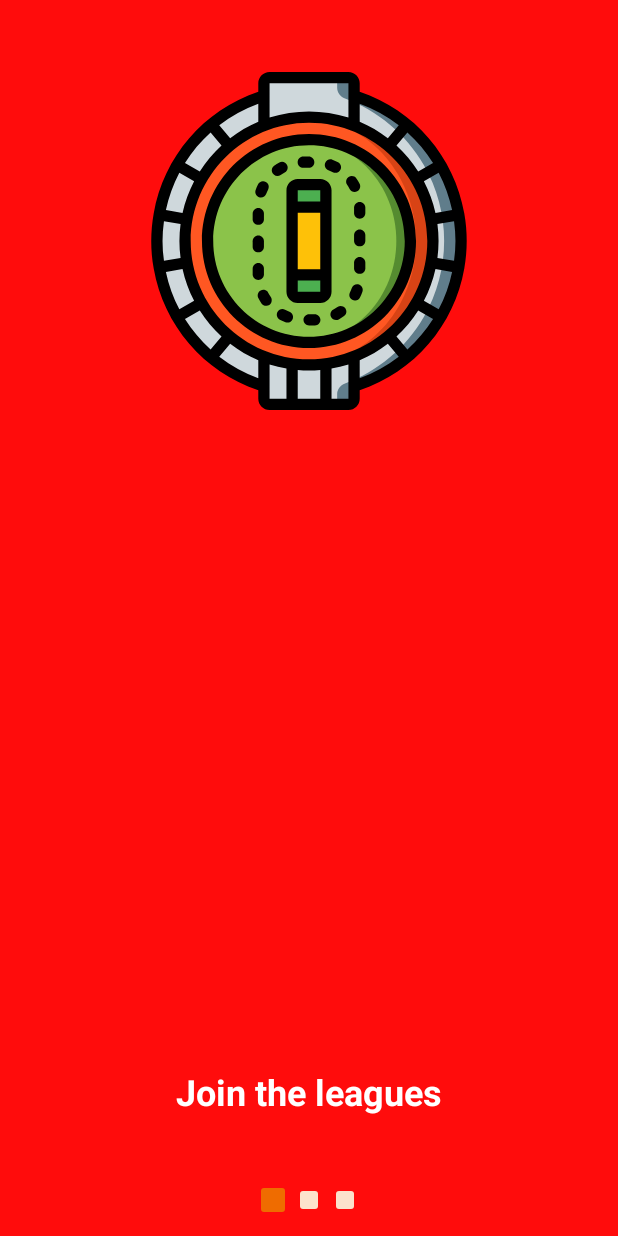
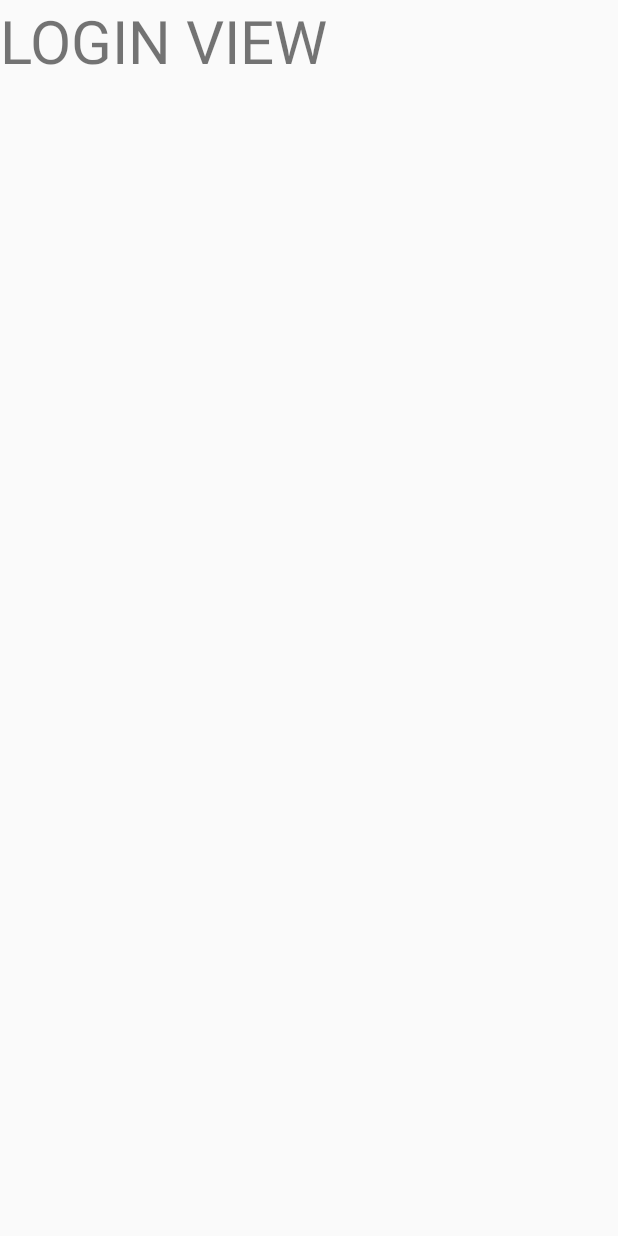
Before and after one commit to adil1508/draftt, an Android app: the AuthActivity screen opened directly, with no data from a screen before it, on a phone screen of 412 x 824 dp. Run offline under Robolectric (Android 15) with nearby library versions, the phone set to English and light mode, and no system bars; our stand-ins replace data binding.

Commit message:
login is now a fragment + use the auth_nav_graph

```diff
--- a/app/src/main/java/com/example/draftt/auth/AuthActivity.kt
+++ b/app/src/main/java/com/example/draftt/auth/AuthActivity.kt
@@ -2,17 +2,12 @@ package com.example.draftt.auth
 
 import android.os.Bundle
 import androidx.appcompat.app.AppCompatActivity
-import androidx.databinding.DataBindingUtil
 import com.example.draftt.R
-import com.example.draftt.databinding.ActivityLoginLayoutBinding
 
-class AuthActivity: AppCompatActivity() {
-
-    lateinit var binding: ActivityLoginLayoutBinding
+class AuthActivity : AppCompatActivity() {
 
     override fun onCreate(savedInstanceState: Bundle?) {
         super.onCreate(savedInstanceState)
-        binding = ActivityLoginLayoutBinding.inflate(layoutInflater, null, false)
-        setContentView(binding.root)
+        setContentView(R.layout.activity_login_layout)
     }
 }
--- /dev/null
+++ b/app/src/main/java/com/example/draftt/auth/LoginFragment.kt
@@ -0,0 +1,22 @@
+package com.example.draftt.auth
+
+import android.os.Bundle
+import android.view.LayoutInflater
+import android.view.View
+import android.view.ViewGroup
+import androidx.fragment.app.Fragment
+import com.example.draftt.databinding.LoginFragmentLayoutBinding
+
+class LoginFragment : Fragment() {
+
+    private lateinit var binding: LoginFragmentLayoutBinding
+
+    override fun onCreateView(
+        inflater: LayoutInflater,
+        container: ViewGroup?,
+        savedInstanceState: Bundle?
+    ): View {
+        binding = LoginFragmentLayoutBinding.inflate(inflater, container, false)
+        return binding.root
+    }
+}
--- a/app/src/main/res/layout/activity_login_layout.xml
+++ b/app/src/main/res/layout/activity_login_layout.xml
@@ -1,5 +1,4 @@
 <?xml version="1.0" encoding="utf-8"?>
-
 <androidx.constraintlayout.widget.ConstraintLayout xmlns:android="http://schemas.android.com/apk/res/android"
     xmlns:app="http://schemas.android.com/apk/res-auto"
     android:layout_width="match_parent"
@@ -15,6 +14,6 @@
         app:layout_constraintLeft_toLeftOf="parent"
         app:layout_constraintRight_toRightOf="parent"
         app:layout_constraintTop_toTopOf="parent"
-        app:navGraph="@navigation/onboarding_nav_graph" />
+        app:navGraph="@navigation/auth_nav_graph" />
 
 </androidx.constraintlayout.widget.ConstraintLayout>
--- /dev/null
+++ b/app/src/main/res/layout/login_fragment_layout.xml
@@ -0,0 +1,20 @@
+<?xml version="1.0" encoding="utf-8"?>
+<layout xmlns:android="http://schemas.android.com/apk/res/android"
+    xmlns:app="http://schemas.android.com/apk/res-auto">
+
+    <data />
+
+    <androidx.constraintlayout.widget.ConstraintLayout
+        android:layout_width="match_parent"
+        android:layout_height="match_parent">
+
+        <TextView
+            android:layout_width="match_parent"
+            android:layout_height="wrap_content"
+            android:text="LOGIN VIEW"
+            android:textSize="40sp"
+            app:layout_constraintStart_toStartOf="parent"
+            app:layout_constraintTop_toTopOf="parent" />
+
+    </androidx.constraintlayout.widget.ConstraintLayout>
+</layout>
--- a/app/src/main/res/navigation/auth_nav_graph.xml
+++ b/app/src/main/res/navigation/auth_nav_graph.xml
@@ -1,5 +1,11 @@
 <?xml version="1.0" encoding="utf-8"?>
 <navigation xmlns:android="http://schemas.android.com/apk/res/android"
-    xmlns:app="http://schemas.android.com/apk/res-auto" android:id="@+id/auth_nav_graph">
+    xmlns:app="http://schemas.android.com/apk/res-auto"
+    android:id="@+id/auth_nav_graph"
+    app:startDestination="@id/loginFragment">
 
+    <fragment
+        android:id="@+id/loginFragment"
+        android:name="com.example.draftt.auth.LoginFragment"
+        android:label="LoginFragment" />
 </navigation>
```
